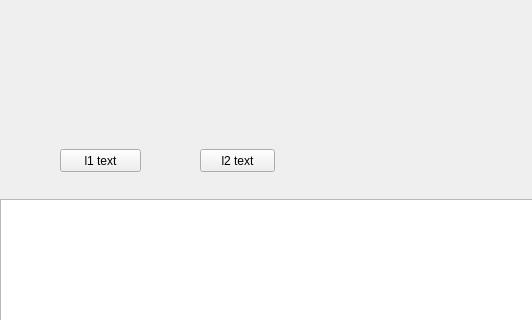
ptroja/mrrocpp, file src/ui-qt-yoyek/mainwindow.ui: the form before one commit; both pictures show x 0 to 532 and y 170 to 490 of the 1000 by 603 pixel window.
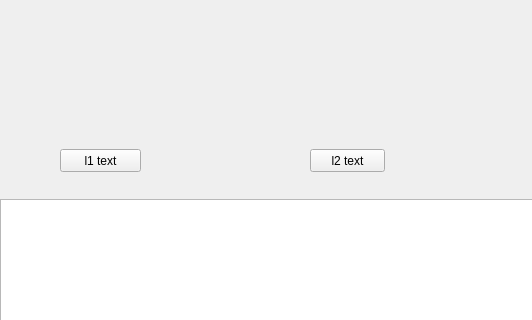
The form after the commit.

Commit message: tab stops removed

What changed in the file:
```diff
--- a/src/ui-qt-yoyek/mainwindow.ui
+++ b/src/ui-qt-yoyek/mainwindow.ui
@@ -40,7 +40,7 @@
    <widget class="QPushButton" name="pushButton_l2">
     <property name="geometry">
      <rect>
-      <x>200</x>
+      <x>310</x>
       <y>300</y>
       <width>75</width>
       <height>23</height>
```
Left out of the diff: 13 changed lines with no effect on the pictures.
